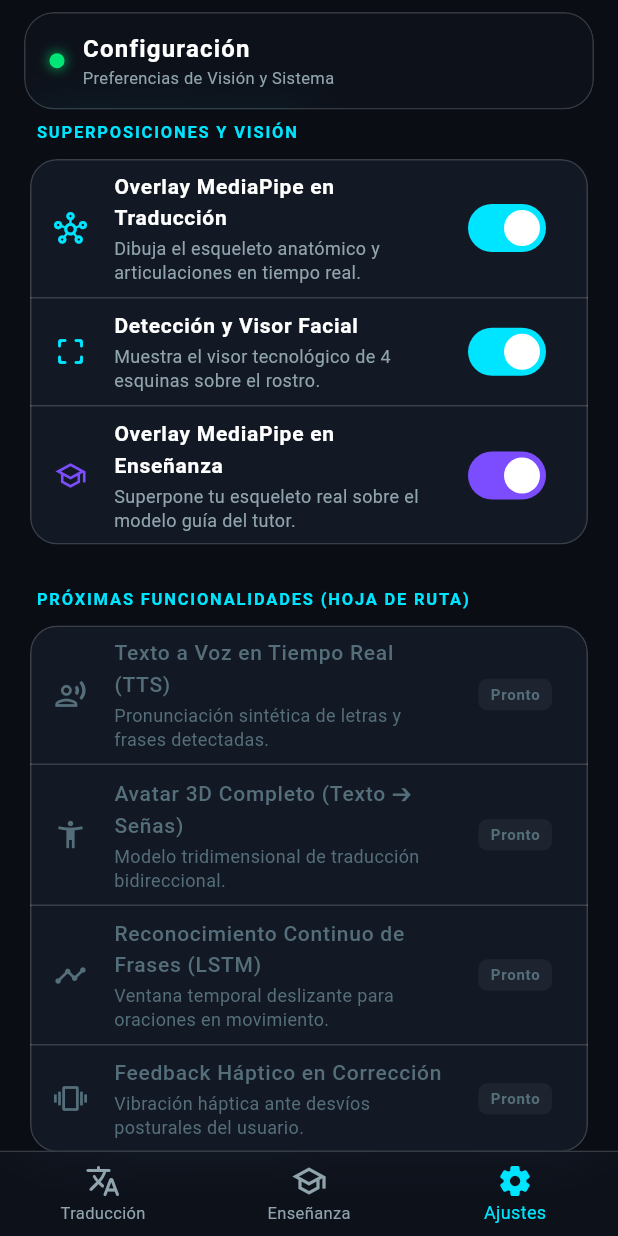
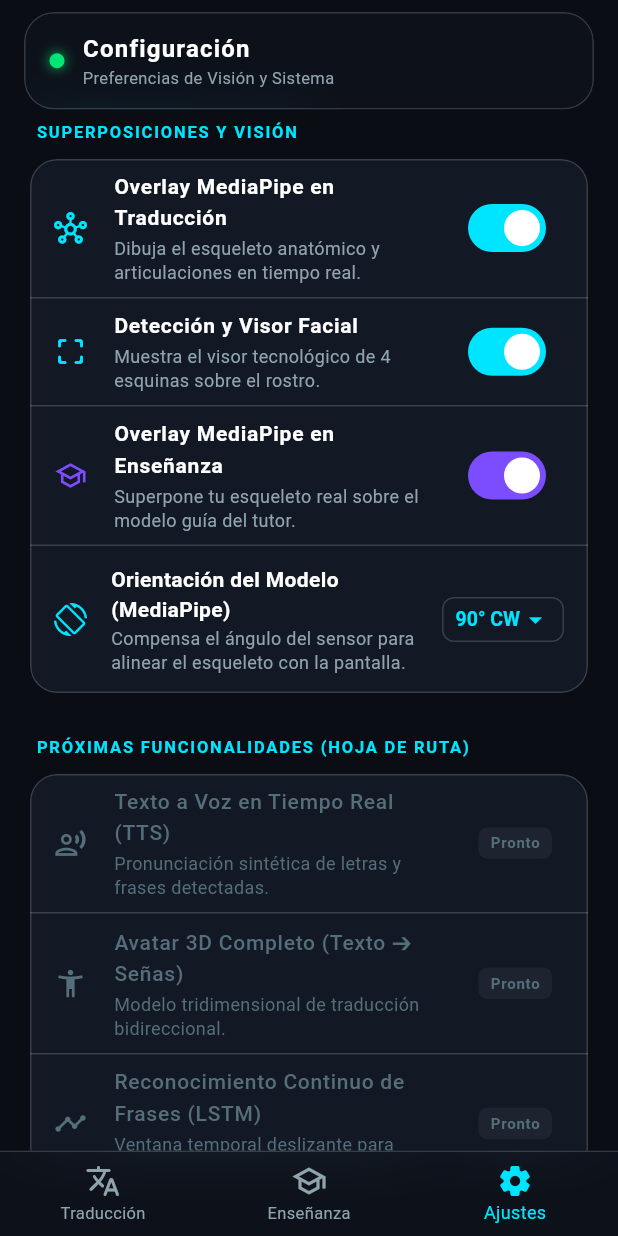
Before and after one commit to ke1npro/LSC-RT, a Flutter app: the screen it shows after launch, item 3 of the bottom bar chosen, on a phone screen of 412 x 824 dp. Run offline on Flutter 3.47's test engine with Material 3 defaults, Android fonts, the phone set to English and light mode, and no system bars; our stand-ins replace camera, shared_preferences; missing offline and left inert: dart:html, google_mlkit_face_detection, hand_landmarker.

Commit message:
correccion(vision): compensar rotacion de 90 grados antihorarios del sensor de camara y anadir ajuste de orientacion

```diff
--- a/lib/core/di/app_providers.dart
+++ b/lib/core/di/app_providers.dart
@@ -50,6 +50,7 @@ class AppProviders {
           cameraDataSource: cameraDataSource,
           visionRepository: visionRepo,
           signRepository: signRepo,
+          settingsRepository: settingsRepo,
           predictSignUseCase: predictUseCase,
           calibrateSignUseCase: calibrateUseCase,
           resolveBodyPoseUseCase: ResolveBodyPoseUseCase(),
@@ -59,6 +60,7 @@ class AppProviders {
         create: (_) => TeachingViewModel(
           cameraDataSource: cameraDataSource,
           visionRepository: visionRepo,
+          settingsRepository: settingsRepo,
           resolveBodyPoseUseCase: ResolveBodyPoseUseCase(),
           generateWaveGuideUseCase: waveUseCase,
           evaluatePostureUseCase: evaluateUseCase,
--- a/lib/data/datasources/vision_datasource.dart
+++ b/lib/data/datasources/vision_datasource.dart
@@ -9,5 +9,6 @@ abstract class VisionDataSource {
 
   Future<void> initialize();
   void processFrame(dynamic image, int sensorOrientation);
+  void setRotation(int degrees);
   Future<void> dispose();
 }
--- a/lib/data/datasources/vision_datasource_stub.dart
+++ b/lib/data/datasources/vision_datasource_stub.dart
@@ -23,6 +23,9 @@ class PlatformVisionDataSource implements VisionDataSource {
   void processFrame(dynamic image, int sensorOrientation) {}
 
   @override
+  void setRotation(int degrees) {}
+
+  @override
   Future<void> dispose() async {
     await _handController.close();
     await _faceController.close();
--- a/lib/data/datasources/vision_datasource_web.dart
+++ b/lib/data/datasources/vision_datasource_web.dart
@@ -72,6 +72,9 @@ class PlatformVisionDataSource implements VisionDataSource {
   void processFrame(dynamic image, int sensorOrientation) {}
 
   @override
+  void setRotation(int degrees) {}
+
+  @override
   Future<void> dispose() async {
     _initialized = false;
     await _handSub?.cancel();
--- a/lib/data/repositories/settings_repository_impl.dart
+++ b/lib/data/repositories/settings_repository_impl.dart
@@ -7,10 +7,12 @@ class SettingsRepositoryImpl implements ISettingsRepository {
   static const String _keyShowOverlay = 'show_mediapipe_overlay';
   static const String _keyShowFace = 'show_face_detection';
   static const String _keyShowTeachingOverlay = 'show_teaching_mediapipe_overlay';
+  static const String _keyModelRotation = 'model_rotation_degrees';
 
   bool _showMediaPipeOverlay = true;
   bool _showFaceDetection = true;
   bool _showTeachingMediaPipeOverlay = true;
+  int _modelRotationDegrees = 90; // Por defecto 90° horario para corregir el desvío de 90° antihorario (CCW)
 
   SettingsRepositoryImpl(this._localStorage);
 
@@ -24,6 +26,9 @@ class SettingsRepositoryImpl implements ISettingsRepository {
   bool get showTeachingMediaPipeOverlay => _showTeachingMediaPipeOverlay;
 
   @override
+  int get modelRotationDegrees => _modelRotationDegrees;
+
+  @override
   Future<void> initialize() async {
     _showMediaPipeOverlay =
         (await _localStorage.getBool(_keyShowOverlay)) ?? true;
@@ -31,6 +36,8 @@ class SettingsRepositoryImpl implements ISettingsRepository {
         (await _localStorage.getBool(_keyShowFace)) ?? true;
     _showTeachingMediaPipeOverlay =
         (await _localStorage.getBool(_keyShowTeachingOverlay)) ?? true;
+    _modelRotationDegrees =
+        (await _localStorage.getInt(_keyModelRotation)) ?? 90;
   }
 
   @override
@@ -50,4 +57,10 @@ class SettingsRepositoryImpl implements ISettingsRepository {
     _showTeachingMediaPipeOverlay = value;
     await _localStorage.setBool(_keyShowTeachingOverlay, value);
   }
+
+  @override
+  Future<void> setModelRotationDegrees(int value) async {
+    _modelRotationDegrees = value;
+    await _localStorage.setInt(_keyModelRotation, value);
+  }
 }
--- a/lib/data/repositories/vision_repository_impl.dart
+++ b/lib/data/repositories/vision_repository_impl.dart
@@ -26,5 +26,8 @@ class VisionRepositoryImpl implements IVisionRepository {
       _dataSource.processFrame(image, sensorOrientation);
 
   @override
+  void setRotation(int degrees) => _dataSource.setRotation(degrees);
+
+  @override
   Future<void> dispose() => _dataSource.dispose();
 }
--- a/lib/domain/repositories/i_settings_repository.dart
+++ b/lib/domain/repositories/i_settings_repository.dart
@@ -2,9 +2,11 @@ abstract class ISettingsRepository {
   bool get showMediaPipeOverlay;
   bool get showFaceDetection;
   bool get showTeachingMediaPipeOverlay;
+  int get modelRotationDegrees;
 
   Future<void> initialize();
   Future<void> setShowMediaPipeOverlay(bool value);
   Future<void> setShowFaceDetection(bool value);
   Future<void> setShowTeachingMediaPipeOverlay(bool value);
+  Future<void> setModelRotationDegrees(int value);
 }
--- a/lib/domain/repositories/i_vision_repository.dart
+++ b/lib/domain/repositories/i_vision_repository.dart
@@ -8,5 +8,6 @@ abstract class IVisionRepository {
 
   Future<void> initialize();
   void processFrame(dynamic image, int sensorOrientation);
+  void setRotation(int degrees);
   Future<void> dispose();
 }
--- a/lib/presentation/screens/settings/settings_screen.dart
+++ b/lib/presentation/screens/settings/settings_screen.dart
@@ -1,6 +1,7 @@
 import 'package:flutter/material.dart';
 import 'package:provider/provider.dart';
 import '../../../core/theme/app_colors.dart';
+import '../../../domain/repositories/i_vision_repository.dart';
 import '../../viewmodels/settings_viewmodel.dart';
 import '../../widgets/glass_top_bar.dart';
 
@@ -55,6 +56,20 @@ class SettingsScreen extends StatelessWidget {
                     value: settingsVm.showTeachingMediaPipeOverlay,
                     onChanged: (val) =>
                         settingsVm.setShowTeachingMediaPipeOverlay(val),
+                  ),
+                  const Divider(height: 1, color: AppColors.glassBorder),
+                  _buildRotationTile(
+                    context: context,
+                    icon: Icons.screen_rotation_outlined,
+                    iconColor: AppColors.cyanAccent,
+                    title: 'Orientación del Modelo (MediaPipe)',
+                    subtitle:
+                        'Compensa el ángulo del sensor para alinear el esqueleto con la pantalla.',
+                    currentValue: settingsVm.modelRotationDegrees,
+                    onChanged: (val) {
+                      settingsVm.setModelRotationDegrees(val);
+                      context.read<IVisionRepository>().setRotation(val);
+                    },
                   ),
                 ]),
 
@@ -254,4 +269,97 @@ class SettingsScreen extends StatelessWidget {
       ),
     );
   }
+
+  Widget _buildRotationTile({
+    required BuildContext context,
+    required IconData icon,
+    required Color iconColor,
+    required String title,
+    required String subtitle,
+    required int currentValue,
+    required ValueChanged<int> onChanged,
+  }) {
+    return Padding(
+      padding: const EdgeInsets.symmetric(horizontal: 16, vertical: 12),
+      child: Row(
+        crossAxisAlignment: CrossAxisAlignment.center,
+        children: [
+          Icon(icon, color: iconColor, size: 22),
+          const SizedBox(width: 16),
+          Expanded(
+            child: Column(
+              crossAxisAlignment: CrossAxisAlignment.start,
+              mainAxisSize: MainAxisSize.min,
+              children: [
+                Text(
+                  title,
+                  style: const TextStyle(
+                    color: AppColors.textPrimary,
+                    fontSize: 14,
+                    fontWeight: FontWeight.w600,
+                  ),
+                ),
+                const SizedBox(height: 2),
+                Text(
+                  subtitle,
+                  style: const TextStyle(
+                    color: AppColors.textSecondary,
+                    fontSize: 12,
+                    height: 1.3,
+                  ),
+                ),
+              ],
+            ),
+          ),
+          const SizedBox(width: 12),
+          Container(
+            padding: const EdgeInsets.symmetric(horizontal: 8, vertical: 2),
+            decoration: BoxDecoration(
+              color: AppColors.surface,
+              borderRadius: BorderRadius.circular(8),
+              border: Border.all(color: AppColors.glassBorder),
+            ),
+            child: DropdownButtonHideUnderline(
+              child: DropdownButton<int>(
+                value: currentValue,
+                isDense: true,
+                dropdownColor: AppColors.surface,
+                style: const TextStyle(
+                  color: AppColors.cyanAccent,
+                  fontSize: 13,
+                  fontWeight: FontWeight.bold,
+                ),
+                icon: const Icon(
+                  Icons.arrow_drop_down,
+                  color: AppColors.cyanAccent,
+                  size: 20,
+                ),
+                items: const [
+                  DropdownMenuItem(
+                    value: 90,
+                    child: Text('90° CW'),
+                  ),
+                  DropdownMenuItem(
+                    value: 0,
+                    child: Text('0° (Off)'),
+                  ),
+                  DropdownMenuItem(
+                    value: 180,
+                    child: Text('180°'),
+                  ),
+                  DropdownMenuItem(
+                    value: 270,
+                    child: Text('270°'),
+                  ),
+                ],
+                onChanged: (val) {
+                  if (val != null) onChanged(val);
+                },
+              ),
+            ),
+          ),
+        ],
+      ),
+    );
+  }
 }
--- a/lib/presentation/viewmodels/settings_viewmodel.dart
+++ b/lib/presentation/viewmodels/settings_viewmodel.dart
@@ -10,6 +10,7 @@ class SettingsViewModel extends ChangeNotifier {
   bool get showFaceDetection => _settingsRepository.showFaceDetection;
   bool get showTeachingMediaPipeOverlay =>
       _settingsRepository.showTeachingMediaPipeOverlay;
+  int get modelRotationDegrees => _settingsRepository.modelRotationDegrees;
 
   Future<void> initialize() async {
     await _settingsRepository.initialize();
@@ -30,4 +31,9 @@ class SettingsViewModel extends ChangeNotifier {
     await _settingsRepository.setShowTeachingMediaPipeOverlay(value);
     notifyListeners();
   }
+
+  Future<void> setModelRotationDegrees(int value) async {
+    await _settingsRepository.setModelRotationDegrees(value);
+    notifyListeners();
+  }
 }
--- a/lib/presentation/viewmodels/teaching_viewmodel.dart
+++ b/lib/presentation/viewmodels/teaching_viewmodel.dart
@@ -5,6 +5,7 @@ import '../../data/datasources/camera_datasource.dart';
 import '../../domain/entities/body_pose.dart';
 import '../../domain/entities/face_bounds.dart';
 import '../../domain/entities/hand_pose.dart';
+import '../../domain/repositories/i_settings_repository.dart';
 import '../../domain/repositories/i_vision_repository.dart';
 import '../../domain/usecases/evaluate_posture_usecase.dart';
 import '../../domain/usecases/generate_wave_guide_usecase.dart';
@@ -13,6 +14,7 @@ import '../../domain/usecases/resolve_body_pose_usecase.dart';
 class TeachingViewModel extends ChangeNotifier {
   final CameraDataSource cameraDataSource;
   final IVisionRepository visionRepository;
+  final ISettingsRepository? settingsRepository;
   final ResolveBodyPoseUseCase resolveBodyPoseUseCase;
   final GenerateWaveGuideUseCase generateWaveGuideUseCase;
   final EvaluatePostureUseCase evaluatePostureUseCase;
@@ -33,6 +35,7 @@ class TeachingViewModel extends ChangeNotifier {
   TeachingViewModel({
     required this.cameraDataSource,
     required this.visionRepository,
+    this.settingsRepository,
     required this.resolveBodyPoseUseCase,
     required this.generateWaveGuideUseCase,
     required this.evaluatePostureUseCase,
@@ -50,6 +53,7 @@ class TeachingViewModel extends ChangeNotifier {
 
   Future<void> initialize() async {
     await visionRepository.initialize();
+    visionRepository.setRotation(settingsRepository?.modelRotationDegrees ?? 90);
 
     await _handSubscription?.cancel();
     _handSubscription = visionRepository.handStream.listen(_onHandsDetected);
--- a/lib/presentation/viewmodels/translation_viewmodel.dart
+++ b/lib/presentation/viewmodels/translation_viewmodel.dart
@@ -6,6 +6,7 @@ import '../../domain/entities/body_pose.dart';
 import '../../domain/entities/face_bounds.dart';
 import '../../domain/entities/hand_pose.dart';
 import '../../domain/entities/sign_prediction.dart';
+import '../../domain/repositories/i_settings_repository.dart';
 import '../../domain/repositories/i_sign_repository.dart';
 import '../../domain/repositories/i_vision_repository.dart';
 import '../../domain/usecases/calibrate_sign_usecase.dart';
@@ -16,6 +17,7 @@ class TranslationViewModel extends ChangeNotifier {
   final CameraDataSource cameraDataSource;
   final IVisionRepository visionRepository;
   final ISignRepository signRepository;
+  final ISettingsRepository? settingsRepository;
   final PredictSignUseCase predictSignUseCase;
   final CalibrateSignUseCase calibrateSignUseCase;
   final ResolveBodyPoseUseCase resolveBodyPoseUseCase;
@@ -42,6 +44,7 @@ class TranslationViewModel extends ChangeNotifier {
     required this.cameraDataSource,
     required this.visionRepository,
     required this.signRepository,
+    this.settingsRepository,
     required this.predictSignUseCase,
     required this.calibrateSignUseCase,
     required this.resolveBodyPoseUseCase,
@@ -67,6 +70,7 @@ class TranslationViewModel extends ChangeNotifier {
 
     await signRepository.initialize();
     await visionRepository.initialize();
+    visionRepository.setRotation(settingsRepository?.modelRotationDegrees ?? 90);
 
     await _handSubscription?.cancel();
     _handSubscription = visionRepository.handStream.listen(_onHandsDetected);
```
Also changed, not shown: lib/data/datasources/local_storage_datasource.dart (+18 -0 lines), lib/data/datasources/vision_datasource_mobile.dart (+27 -5 lines), 1 other file.
